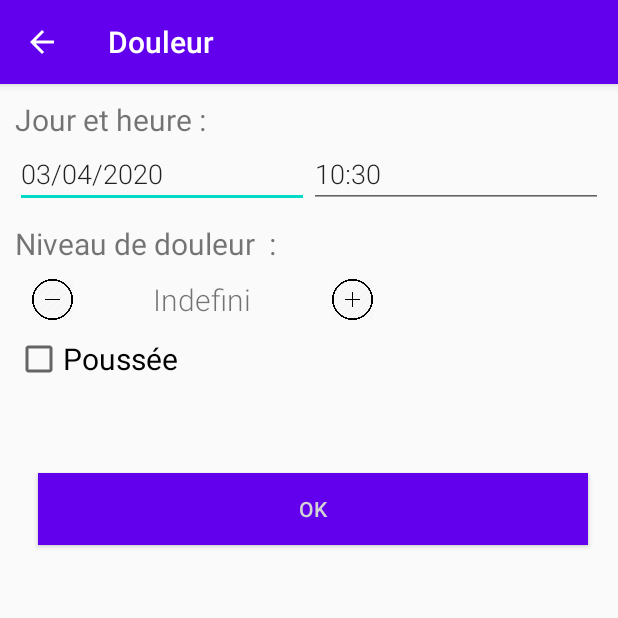
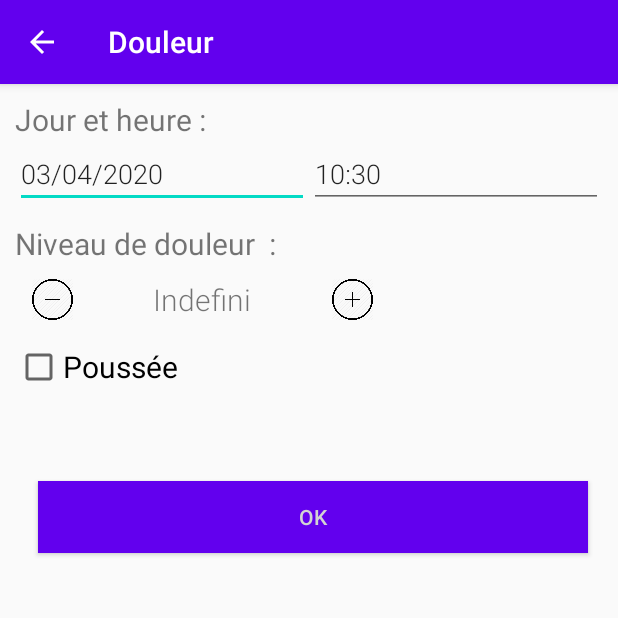
Before and after one commit to HadrienMarcellin/PillsReminder, an Android app: the NewPainActivity screen opened directly, with no data from a screen before it, on a phone screen of 412 x 824 dp, the top half of it. Run offline under Robolectric (Android 15) with nearby library versions, the phone set to English and light mode, and no system bars.

Commit message:
improve layout

```diff
--- a/app/src/main/res/layout/activity_new_pain.xml
+++ b/app/src/main/res/layout/activity_new_pain.xml
@@ -94,7 +94,7 @@
         <!-- Check Box Surge-->
         <androidx.appcompat.widget.AppCompatCheckBox
             android:id="@+id/new_pain_long_duration"
-            android:layout_marginTop="@dimen/default_margin"
+            android:layout_marginTop="@dimen/big_margin"
             android:layout_width="wrap_content"
             android:layout_height="wrap_content"
             android:textSize="@dimen/default_text_size"
```
